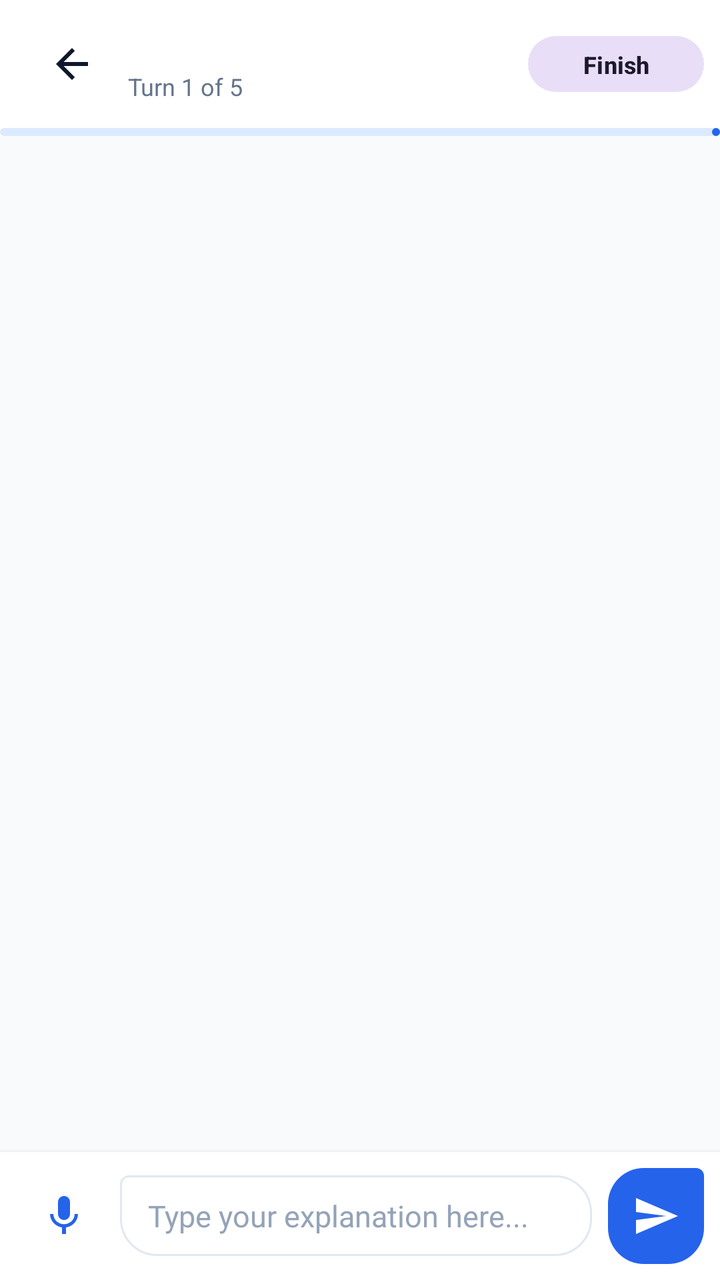
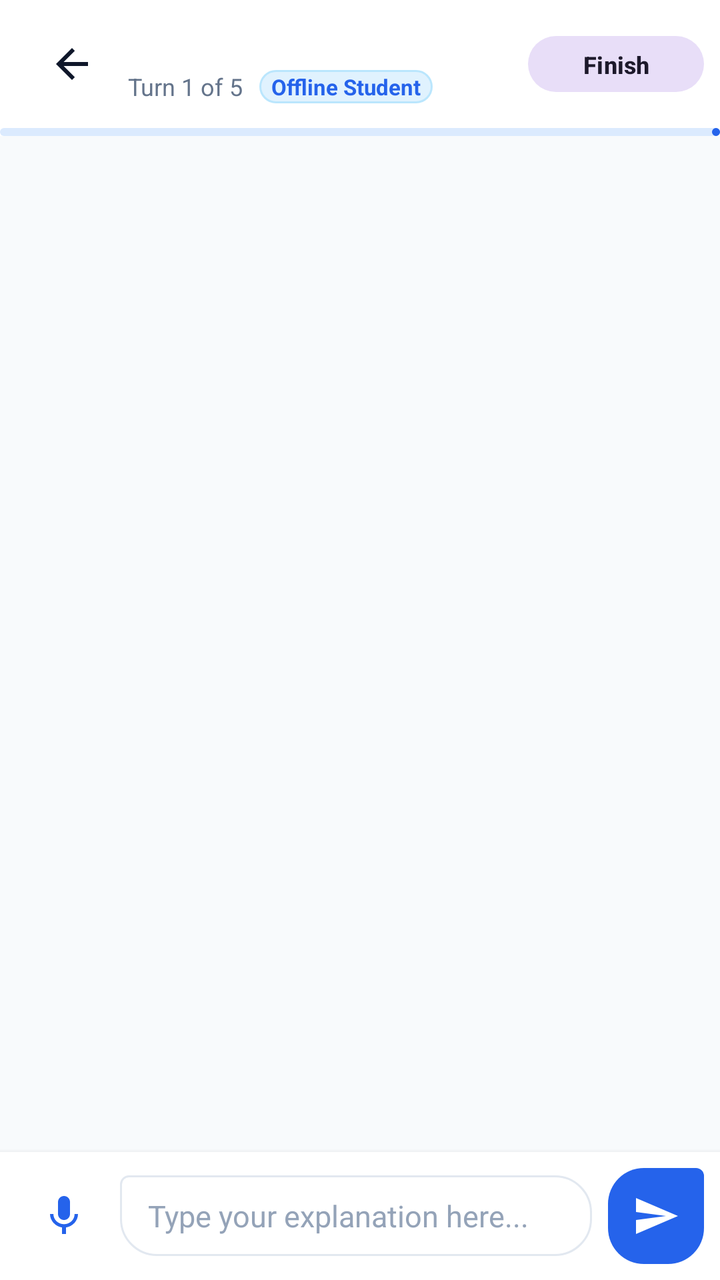

The first picture is an Android layout as it rendered before a commit; the second is the same layout after the commit. The layout source and the unified diff follow.
<!-- AndroidManifest.xml: application theme Theme.EduMate -->
<!-- res/layout/activity_session.xml -->
<?xml version="1.0" encoding="utf-8"?>
<androidx.coordinatorlayout.widget.CoordinatorLayout xmlns:android="http://schemas.android.com/apk/res/android"
    xmlns:app="http://schemas.android.com/apk/res-auto"
    android:layout_width="match_parent"
    android:layout_height="match_parent"
    android:background="@color/background">

    <com.google.android.material.appbar.AppBarLayout
        android:layout_width="match_parent"
        android:layout_height="wrap_content"
        android:background="@color/surface"
        app:elevation="1dp">

        <androidx.appcompat.widget.Toolbar
            android:id="@+id/toolbar"
            android:layout_width="match_parent"
            android:layout_height="?attr/actionBarSize">

            <LinearLayout
                android:layout_width="match_parent"
                android:layout_height="match_parent"
                android:gravity="center_vertical"
                android:orientation="horizontal">

                <ImageButton
                    android:id="@+id/btn_back"
                    android:layout_width="40dp"
                    android:layout_height="40dp"
                    android:background="?attr/selectableItemBackgroundBorderless"
                    android:contentDescription="Back"
                    android:src="@drawable/ic_arrow_back" />

                <LinearLayout
                    android:layout_width="0dp"
                    android:layout_height="wrap_content"
                    android:layout_marginStart="8dp"
                    android:layout_weight="1"
                    android:orientation="vertical">

                    <TextView
                        android:id="@+id/tv_session_topic"
                        android:layout_width="match_parent"
                        android:layout_height="wrap_content"
                        android:ellipsize="end"
                        android:maxLines="1"
                        android:textColor="@color/text_primary"
                        android:textSize="17sp"
                        android:textStyle="bold" />

                    <TextView
                        android:id="@+id/tv_turn_indicator"
                        android:layout_width="wrap_content"
                        android:layout_height="wrap_content"
                        android:text="Turn 1 of 5"
                        android:textColor="@color/text_secondary"
                        android:textSize="12sp" />
                </LinearLayout>

                <com.google.android.material.button.MaterialButton
                    android:id="@+id/btn_finish_early"
                    style="@style/Widget.Material3.Button.TonalButton"
                    android:layout_width="wrap_content"
                    android:layout_height="36dp"
                    android:layout_marginEnd="8dp"
                    android:paddingStart="12dp"
                    android:paddingEnd="12dp"
                    android:text="Finish"
                    android:textSize="12sp"
                    android:textStyle="bold" />
            </LinearLayout>
        </androidx.appcompat.widget.Toolbar>

        
        <com.google.android.material.progressindicator.LinearProgressIndicator
            android:id="@+id/progress_turns"
            android:layout_width="match_parent"
            android:layout_height="wrap_content"
            android:max="5"
            android:progress="1"
            app:indicatorColor="@color/primary"
            app:trackColor="@color/primary_light" />
    </com.google.android.material.appbar.AppBarLayout>

    <RelativeLayout
        android:layout_width="match_parent"
        android:layout_height="match_parent"
        app:layout_behavior="@string/appbar_scrolling_view_behavior">

        
        <LinearLayout
            android:id="@+id/layout_status_banner"
            android:layout_width="match_parent"
            android:layout_height="wrap_content"
            android:layout_alignParentTop="true"
            android:background="#EFF6FF"
            android:gravity="center_vertical"
            android:orientation="horizontal"
            android:paddingStart="16dp"
            android:paddingTop="6dp"
            android:paddingEnd="16dp"
            android:paddingBottom="6dp"
            android:visibility="gone">

            <ProgressBar
                android:id="@+id/pb_status"
                style="?android:attr/progressBarStyleSmall"
                android:layout_width="20dp"
                android:layout_height="20dp"
                android:layout_marginEnd="8dp" />

            <TextView
                android:id="@+id/tv_status_text"
                android:layout_width="0dp"
                android:layout_height="wrap_content"
                android:layout_weight="1"
                android:text="@string/ai_student_typing"
                android:textColor="@color/primary"
                android:textSize="13sp" />

            <ImageButton
                android:id="@+id/btn_stop_audio"
                android:layout_width="32dp"
                android:layout_height="32dp"
                android:background="?attr/selectableItemBackgroundBorderless"
                android:contentDescription="@string/btn_tts_stop"
                android:src="@drawable/ic_stop"
                android:visibility="gone" />
        </LinearLayout>

        
        <androidx.recyclerview.widget.RecyclerView
            android:id="@+id/rv_messages"
            android:layout_width="match_parent"
            android:layout_height="match_parent"
            android:layout_above="@id/layout_input_bar"
            android:layout_below="@id/layout_status_banner"
            android:clipToPadding="false"
            android:paddingTop="8dp"
            android:paddingBottom="8dp" />

        
        <LinearLayout
            android:id="@+id/layout_input_bar"
            android:layout_width="match_parent"
            android:layout_height="wrap_content"
            android:layout_alignParentBottom="true"
            android:background="@color/surface"
            android:elevation="4dp"
            android:gravity="center_vertical"
            android:orientation="horizontal"
            android:padding="8dp">

            <ImageButton
                android:id="@+id/btn_mic"
                android:layout_width="48dp"
                android:layout_height="48dp"
                android:background="?attr/selectableItemBackgroundBorderless"
                android:contentDescription="@string/btn_voice_input"
                android:src="@drawable/ic_mic" />

            <EditText
                android:id="@+id/et_message_input"
                android:layout_width="0dp"
                android:layout_height="wrap_content"
                android:layout_marginStart="4dp"
                android:layout_marginEnd="8dp"
                android:layout_weight="1"
                android:background="@drawable/bg_chat_student"
                android:hint="@string/session_input_hint"
                android:imeOptions="actionSend"
                android:inputType="textCapSentences|textMultiLine"
                android:maxLines="4"
                android:paddingStart="14dp"
                android:paddingTop="10dp"
                android:paddingEnd="14dp"
                android:paddingBottom="10dp"
                android:textColor="@color/text_primary"
                android:textColorHint="@color/text_hint"
                android:textSize="15sp" />

            <ImageButton
                android:id="@+id/btn_send_message"
                android:layout_width="48dp"
                android:layout_height="48dp"
                android:background="@drawable/bg_chat_learner"
                android:contentDescription="@string/btn_send"
                android:src="@drawable/ic_send" />
        </LinearLayout>
    </RelativeLayout>
</androidx.coordinatorlayout.widget.CoordinatorLayout>
<!-- resources referenced by this layout -->
<resources>
  <color name="background">#F8FAFC</color>
  <color name="primary">#2563EB</color>
  <color name="primary_light">#DBEAFE</color>
  <color name="surface">#FFFFFF</color>
  <color name="text_hint">#94A3B8</color>
  <color name="text_primary">#0F172A</color>
  <color name="text_secondary">#64748B</color>
  <!-- drawable bg_chat_learner (drawable) -->
  <?xml version="1.0" encoding="utf-8"?>
  <shape xmlns:android="http://schemas.android.com/apk/res/android"
      android:shape="rectangle">
      <solid android:color="@color/chat_learner" />
      <corners
          android:topLeftRadius="18dp"
          android:topRightRadius="4dp"
          android:bottomLeftRadius="18dp"
          android:bottomRightRadius="18dp" />
  </shape>
  <!-- drawable bg_chat_student (drawable) -->
  <?xml version="1.0" encoding="utf-8"?>
  <shape xmlns:android="http://schemas.android.com/apk/res/android"
      android:shape="rectangle">
      <solid android:color="@color/chat_student" />
      <stroke
          android:width="1dp"
          android:color="@color/chat_student_border" />
      <corners
          android:topLeftRadius="4dp"
          android:topRightRadius="18dp"
          android:bottomLeftRadius="18dp"
          android:bottomRightRadius="18dp" />
  </shape>
  <!-- drawable ic_arrow_back (drawable) -->
  <vector xmlns:android="http://schemas.android.com/apk/res/android"
      android:width="24dp"
      android:height="24dp"
      android:viewportWidth="24"
      android:viewportHeight="24">
      <path
          android:fillColor="#FF0F172A"
          android:pathData="M20,11H7.83l5.59,-5.59L12,4l-8,8 8,8 1.41,-1.41L7.83,13H20v-2z"/>
  </vector>
  <!-- drawable ic_mic (drawable) -->
  <vector xmlns:android="http://schemas.android.com/apk/res/android"
      android:width="24dp"
      android:height="24dp"
      android:viewportWidth="24"
      android:viewportHeight="24">
      <path
          android:fillColor="#FF2563EB"
          android:pathData="M12,14c1.66,0 3,-1.34 3,-3V5c0,-1.66 -1.34,-3 -3,-3S9,3.34 9,5v6c0,1.66 1.34,3 3,3zM17.3,11c0,3 -2.54,5.1 -5.3,5.1S6.7,14 6.7,11H5c0,3.41 2.72,6.23 6,6.72V21h2v-3.28c3.28,-0.48 6,-3.3 6,-6.72h-1.7z"/>
  </vector>
  <!-- drawable ic_send (drawable) -->
  <vector xmlns:android="http://schemas.android.com/apk/res/android"
      android:width="24dp"
      android:height="24dp"
      android:viewportWidth="24"
      android:viewportHeight="24">
      <path
          android:fillColor="#FFFFFFFF"
          android:pathData="M2.01,21L23,12 2.01,3 2,10l15,2 -15,2z"/>
  </vector>
  <!-- drawable ic_stop (drawable) -->
  <vector xmlns:android="http://schemas.android.com/apk/res/android"
      android:width="24dp"
      android:height="24dp"
      android:viewportWidth="24"
      android:viewportHeight="24">
      <path
          android:fillColor="#FFDC2626"
          android:pathData="M6,6h12v12H6z"/>
  </vector>
  <string name="ai_student_typing">AI Student is thinking...</string>
  <string name="btn_send">Send</string>
  <string name="btn_tts_stop">Stop Audio</string>
  <string name="btn_voice_input">Voice Input</string>
  <string name="session_input_hint">Type your explanation here...</string>
  <color name="chat_learner">#2563EB</color>
  <color name="chat_student">#FFFFFF</color>
  <color name="chat_student_border">#E2E8F0</color>
  <color name="primary_variant">#1E40AF</color>
  <color name="on_primary">#FFFFFF</color>
  <color name="secondary">#0D9488</color>
  <color name="on_secondary">#FFFFFF</color>
  <!-- unchanged entries left out for length: 1 -->
</resources>

<!-- the commit's change to res/layout/activity_session.xml (unified diff, before → after) -->
@@ -47,13 +47,35 @@
                         android:textSize="17sp"
                         android:textStyle="bold" />
 
-                    <TextView
-                        android:id="@+id/tv_turn_indicator"
+                    <LinearLayout
                         android:layout_width="wrap_content"
                         android:layout_height="wrap_content"
-                        android:text="Turn 1 of 5"
-                        android:textColor="@color/text_secondary"
-                        android:textSize="12sp" />
+                        android:gravity="center_vertical"
+                        android:orientation="horizontal">
+
+                        <TextView
+                            android:id="@+id/tv_turn_indicator"
+                            android:layout_width="wrap_content"
+                            android:layout_height="wrap_content"
+                            android:text="Turn 1 of 5"
+                            android:textColor="@color/text_secondary"
+                            android:textSize="12sp" />
+
+                        <TextView
+                            android:id="@+id/tv_ai_mode_badge"
+                            android:layout_width="wrap_content"
+                            android:layout_height="wrap_content"
+                            android:layout_marginStart="8dp"
+                            android:background="@drawable/bg_ai_badge"
+                            android:paddingStart="6dp"
+                            android:paddingTop="1dp"
+                            android:paddingEnd="6dp"
+                            android:paddingBottom="1dp"
+                            android:text="Offline Student"
+                            android:textColor="@color/primary"
+                            android:textSize="11sp"
+                            android:textStyle="bold" />
+                    </LinearLayout>
                 </LinearLayout>
 
                 <com.google.android.material.button.MaterialButton
<!-- resource entries referenced after the edit -->
@@ -7,6 +7,16 @@
   <color name="text_hint">#94A3B8</color>
   <color name="text_primary">#0F172A</color>
   <color name="text_secondary">#64748B</color>
+  <!-- drawable bg_ai_badge (drawable) -->
+  <?xml version="1.0" encoding="utf-8"?>
+  <shape xmlns:android="http://schemas.android.com/apk/res/android"
+      android:shape="rectangle">
+      <corners android:radius="12dp" />
+      <solid android:color="#E0F2FE" />
+      <stroke
+          android:width="1dp"
+          android:color="#BAE6FD" />
+  </shape>
   <!-- drawable bg_chat_learner (drawable) -->
   <?xml version="1.0" encoding="utf-8"?>
   <shape xmlns:android="http://schemas.android.com/apk/res/android"
